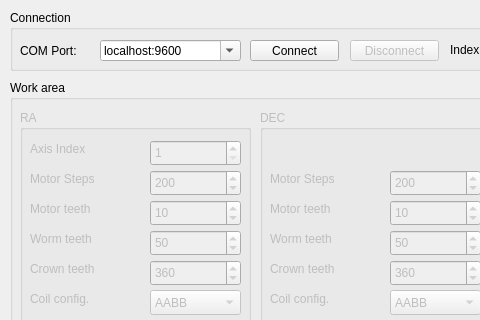
This is mainwindow.ui in ahp-electronics/gt-configurator as Qt 5 draws it before an edit; both pictures show x 0 to 480 and y 0 to 320 of the 1100 by 738 pixel window. The edited form follows.
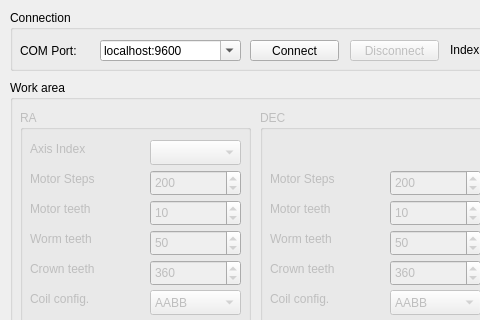
This is the edited form.

Commit message: Aligning with libahp-gt version 1.7.3

Diff of the .ui file:
```diff
--- a/mainwindow.ui
+++ b/mainwindow.ui
@@ -1910,27 +1910,15 @@
        <string>Axis Index</string>
       </property>
      </widget>
-     <widget class="QSpinBox" name="AxisIndex_0">
-      <property name="enabled">
-       <bool>false</bool>
-      </property>
+     <widget class="QComboBox" name="AxisIndex">
       <property name="geometry">
        <rect>
         <x>130</x>
         <y>30</y>
         <width>91</width>
-        <height>26</height>
+        <height>25</height>
        </rect>
       </property>
-      <property name="minimum">
-       <number>1</number>
-      </property>
-      <property name="maximum">
-       <number>128</number>
-      </property>
-      <property name="value">
-       <number>1</number>
-      </property>
      </widget>
     </widget>
     <widget class="QGroupBox" name="DEC">
```
The commit also changes 1 other file.
